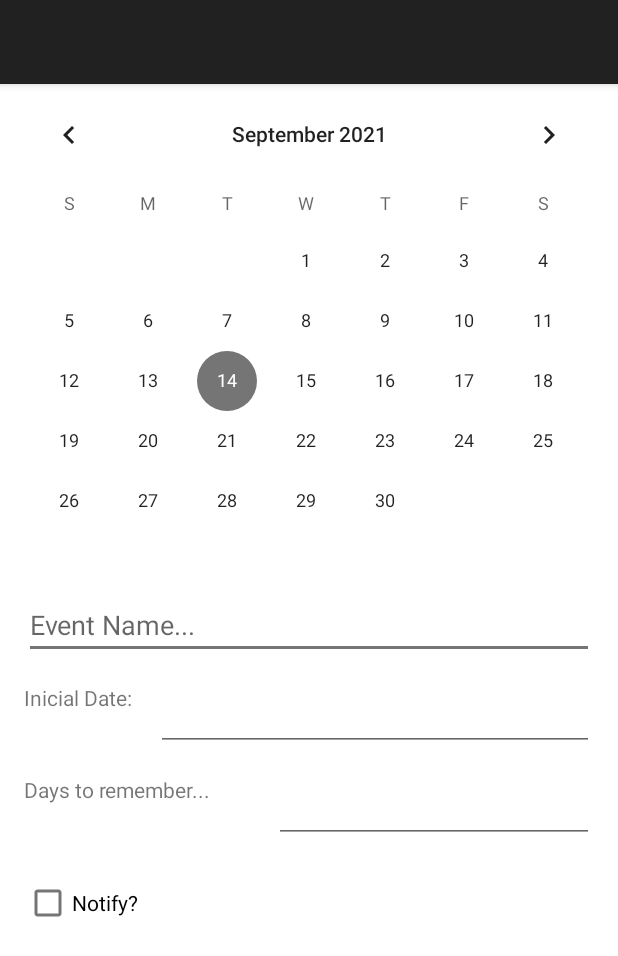
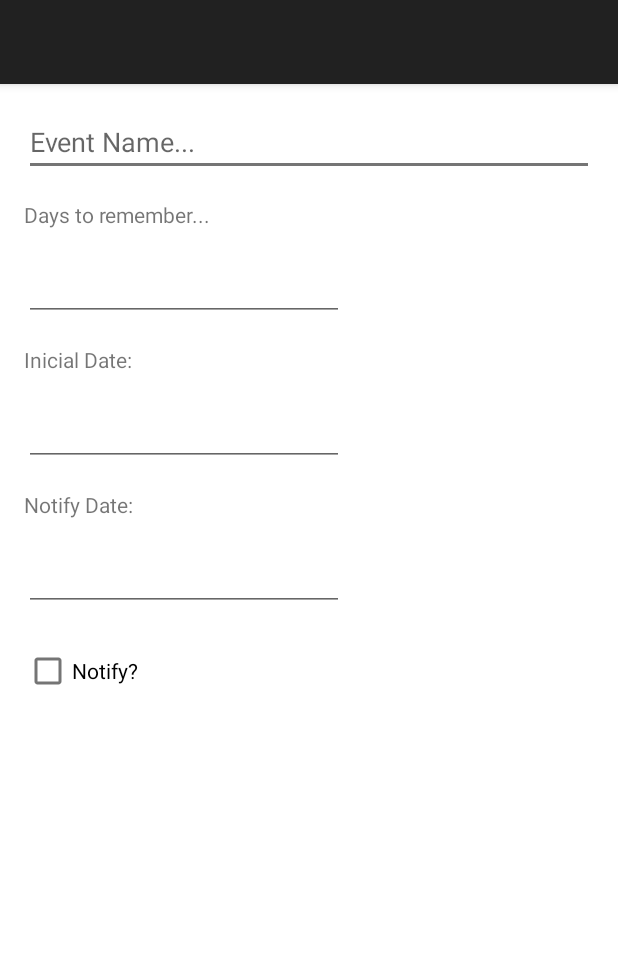
Before and after one commit to fsampson30/DateReport, an Android app: the layout activity_create_event.xml on its own in the app's theme, with its tools: preview values and no code run, on a phone screen of 412 x 824 dp. Shown: the top 956 px of the screen. Run offline under Robolectric (Android 15) with nearby library versions, the phone set to English and light mode, and no system bars.

Commit message:
Created logic to list correctly the events based on the dates recovered from the database.

```diff
--- a/app/src/main/java/com/sampson/datereport/MainActivity.kt
+++ b/app/src/main/java/com/sampson/datereport/MainActivity.kt
@@ -65,6 +65,7 @@ class MainActivity : AppCompatActivity() {
             if (it.resultCode == RESULT_OK) {
                 val event = it.data?.getSerializableExtra("event") as Event
                 eventViewModel.insert(event)
+                rdoAllEvents.isChecked = true
             } else {
                 Toast.makeText(this, "Error", Toast.LENGTH_SHORT).show()
             }
--- a/app/src/main/java/com/sampson/datereport/controller/EventDao.kt
+++ b/app/src/main/java/com/sampson/datereport/controller/EventDao.kt
@@ -8,13 +8,13 @@ interface EventDao {
     @Query("SELECT * FROM event_table ORDER BY inicialDate")
     fun getAllEvents(): kotlinx.coroutines.flow.Flow<MutableList<Event>>
 
-    @Query("SELECT * FROM event_table WHERE CAST(JulianDay('now') - JulianDay(inicialDate) as INTEGER) > 3")
+    @Query("SELECT * FROM event_table WHERE JulianDay(notifyDate) - JulianDay('now') > 3")
     fun getOnTimeEvents(): kotlinx.coroutines.flow.Flow<MutableList<Event>>
 
-    @Query("SELECT * FROM event_table WHERE JulianDay('now') - JulianDay(inicialDate) < 2")
+    @Query("SELECT * FROM event_table WHERE JulianDay(notifyDate) - JulianDay('now') > 0 AND JulianDay(notifyDate) - JulianDay('now') < 3")
     fun getWarningEvents(): kotlinx.coroutines.flow.Flow<MutableList<Event>>
 
-    @Query("SELECT * FROM event_table WHERE CAST(JulianDay('now') - JulianDay(inicialDate) as INTEGER) <= 0")
+    @Query("SELECT * FROM event_table WHERE JulianDay(notifyDate) - JulianDay('now') <= 0")
     fun getExpiredEvents(): kotlinx.coroutines.flow.Flow<MutableList<Event>>
 
     @Insert(onConflict = OnConflictStrategy.IGNORE)
--- a/app/src/main/java/com/sampson/datereport/controller/EventRepository.kt
+++ b/app/src/main/java/com/sampson/datereport/controller/EventRepository.kt
@@ -9,7 +9,7 @@ class EventRepository(private val eventDao: EventDao) {
     val allEvents: kotlinx.coroutines.flow.Flow<MutableList<Event>> = eventDao.getAllEvents()
     val onTimeEvents : kotlinx.coroutines.flow.Flow<MutableList<Event>> = eventDao.getOnTimeEvents()
     val warningEvents : kotlinx.coroutines.flow.Flow<MutableList<Event>> = eventDao.getWarningEvents()
-    val expiredEvents : kotlinx.coroutines.flow.Flow<MutableList<Event>> = eventDao.getWarningEvents()
+    val expiredEvents : kotlinx.coroutines.flow.Flow<MutableList<Event>> = eventDao.getExpiredEvents()
 
     @Suppress("RedundantSuspendModifier")
     @WorkerThread
--- a/app/src/main/res/layout/activity_create_event.xml
+++ b/app/src/main/res/layout/activity_create_event.xml
@@ -5,8 +5,8 @@
     xmlns:tools="http://schemas.android.com/tools"
     android:layout_width="match_parent"
     android:layout_height="match_parent"
-    android:orientation="vertical"
-    android:focusedByDefault="true">
+    android:focusedByDefault="true"
+    android:orientation="vertical">
 
     <androidx.appcompat.widget.Toolbar
         android:id="@+id/createToolbar"
@@ -18,31 +18,18 @@
         app:subtitleTextColor="@color/white"
         app:titleTextColor="@color/white" />
 
-    <ScrollView
-        android:layout_width="match_parent"
-        android:layout_height="match_parent">
 
     <LinearLayout
         android:layout_width="match_parent"
         android:layout_height="match_parent"
-            android:orientation="vertical">
+        android:orientation="vertical"
+        android:padding="16dp">
 
-            <CalendarView
-                android:id="@+id/calendarViewCreateEvent"
-                android:layout_width="match_parent"
-                android:layout_height="wrap_content"/>
-
-
-            <androidx.constraintlayout.widget.ConstraintLayout
-                android:layout_width="match_parent"
-                android:layout_height="match_parent">
 
         <EditText
             android:id="@+id/edtCreateEventTitle"
-                    android:layout_width="0dp"
+            android:layout_width="match_parent"
             android:layout_height="wrap_content"
-                    android:layout_marginStart="16dp"
-                    android:layout_marginEnd="16dp"
             android:ems="10"
             android:hint="@string/event_name"
             android:inputType="textPersonName"
@@ -51,63 +38,61 @@
             app:layout_constraintTop_toTopOf="parent" />
 
         <TextView
+            android:id="@+id/txtCreateEventDaysToRemember"
+            android:layout_width="wrap_content"
+            android:layout_height="wrap_content"
+            android:layout_marginTop="16dp"
+            android:text="@string/days_to_remember" />
+
+        <EditText
+            android:id="@+id/edtCreateEventDaysToRemember"
+            android:layout_width="wrap_content"
+            android:layout_height="wrap_content"
+            android:layout_marginTop="16dp"
+            android:ems="10"
+            android:inputType="number"
+            android:imeOptions="actionDone"/>
+
+
+        <TextView
             android:id="@+id/txtCreateEventInicialDate"
-                    android:layout_width="0dp"
+            android:layout_width="wrap_content"
             android:layout_height="wrap_content"
-                    android:layout_marginStart="16dp"
             android:layout_marginTop="16dp"
-                    android:text="@string/initial_date"
-                    app:layout_constraintStart_toStartOf="parent"
-                    app:layout_constraintTop_toBottomOf="@+id/edtCreateEventTitle" />
+            android:text="@string/initial_date" />
 
         <EditText
             android:id="@+id/edtCreateEventInitialDate"
-                    android:layout_width="0dp"
+            android:layout_width="wrap_content"
             android:layout_height="wrap_content"
-                    android:layout_marginStart="16dp"
             android:layout_marginTop="16dp"
-                    android:layout_marginEnd="16dp"
             android:ems="10"
-                    android:inputType="date"
-                    app:layout_constraintEnd_toEndOf="parent"
-                    app:layout_constraintStart_toEndOf="@+id/txtCreateEventInicialDate"
-                    app:layout_constraintTop_toBottomOf="@+id/edtCreateEventTitle" />
+            android:inputType="date" />
+
+        <TextView
+            android:id="@+id/txtCreateActivityNotifyDate"
+            android:layout_width="wrap_content"
+            android:layout_height="wrap_content"
+            android:layout_alignParentRight="true"
+            android:layout_marginTop="16dp"
+            android:text="@string/notify_date" />
+
 
         <EditText
-                    android:id="@+id/edtCreateEventDaysToRemember"
-                    android:layout_width="0dp"
+            android:id="@+id/edtCreateEventNotifyDate"
+            android:layout_width="wrap_content"
             android:layout_height="wrap_content"
             android:layout_marginTop="16dp"
-                    android:layout_marginEnd="16dp"
+            android:layout_marginBottom="16dp"
             android:ems="10"
-                    android:inputType="number"
-                    app:layout_constraintEnd_toEndOf="parent"
-                    app:layout_constraintTop_toBottomOf="@+id/edtCreateEventInitialDate" />
-
-                <TextView
-                    android:id="@+id/txtCreateEventDaysToRemember"
-                    android:layout_width="0dp"
-                    android:layout_height="wrap_content"
-                    android:layout_marginStart="16dp"
-                    android:layout_marginTop="16dp"
-                    android:text="@string/days_to_remember"
-                    app:layout_constraintEnd_toStartOf="@+id/edtCreateEventDaysToRemember"
-                    app:layout_constraintStart_toStartOf="parent"
-                    app:layout_constraintTop_toBottomOf="@+id/edtCreateEventInitialDate" />
+            android:inputType="date" />
 
         <CheckBox
             android:id="@+id/cbCreateEventIsNofifiable"
-                    android:layout_width="0dp"
+            android:layout_width="wrap_content"
             android:layout_height="wrap_content"
-                    android:layout_marginStart="16dp"
-                    android:layout_marginTop="16dp"
-                    android:layout_marginEnd="16dp"
-                    android:text="@string/notify"
-                    app:layout_constraintEnd_toEndOf="parent"
-                    app:layout_constraintStart_toStartOf="parent"
-                    app:layout_constraintTop_toBottomOf="@+id/edtCreateEventDaysToRemember" />
+            android:text="@string/notify" />
 
-            </androidx.constraintlayout.widget.ConstraintLayout>
     </LinearLayout>
-    </ScrollView>
+
 </LinearLayout>
--- a/app/src/main/res/values/strings.xml
+++ b/app/src/main/res/values/strings.xml
@@ -8,4 +8,5 @@
     <string name="on_time">On Time</string>
     <string name="warning">Warning</string>
     <string name="expired">Expired</string>
+    <string name="notify_date">Notify Date:</string>
 </resources>
```
Also changed, not shown: app/src/main/java/com/sampson/datereport/CreateEventActivity.kt (+25 -6 lines), app/src/main/java/com/sampson/datereport/controller/DataUtils.kt (+13 -2 lines), app/src/main/java/com/sampson/datereport/controller/EventAdapter.kt (+8 -5 lines). Lines whose indentation alone changed are shown as unchanged.
